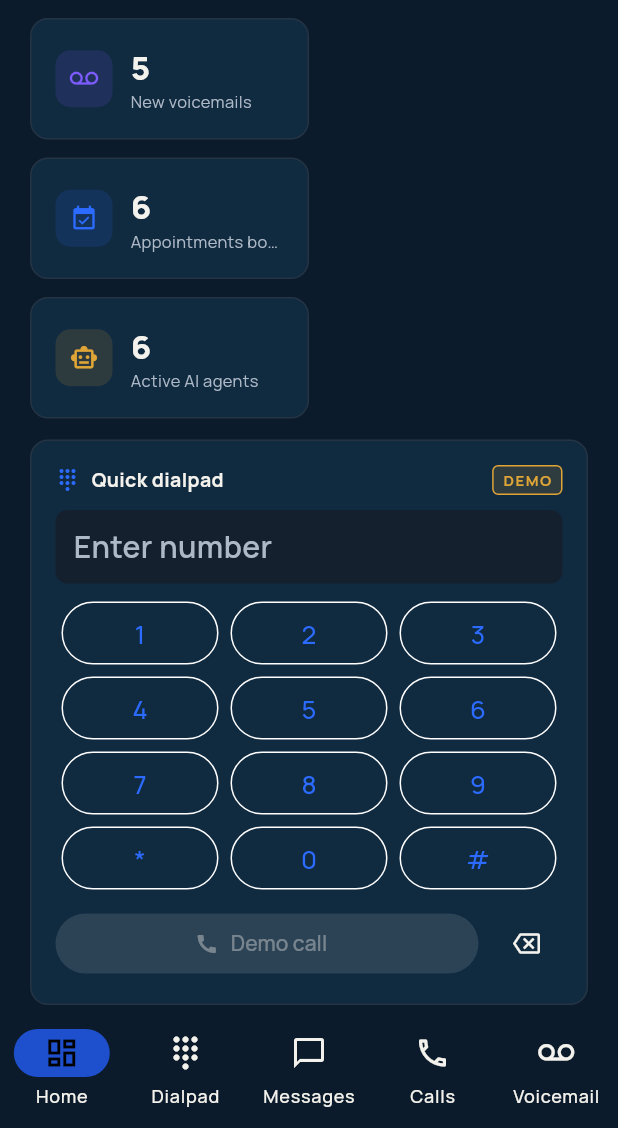
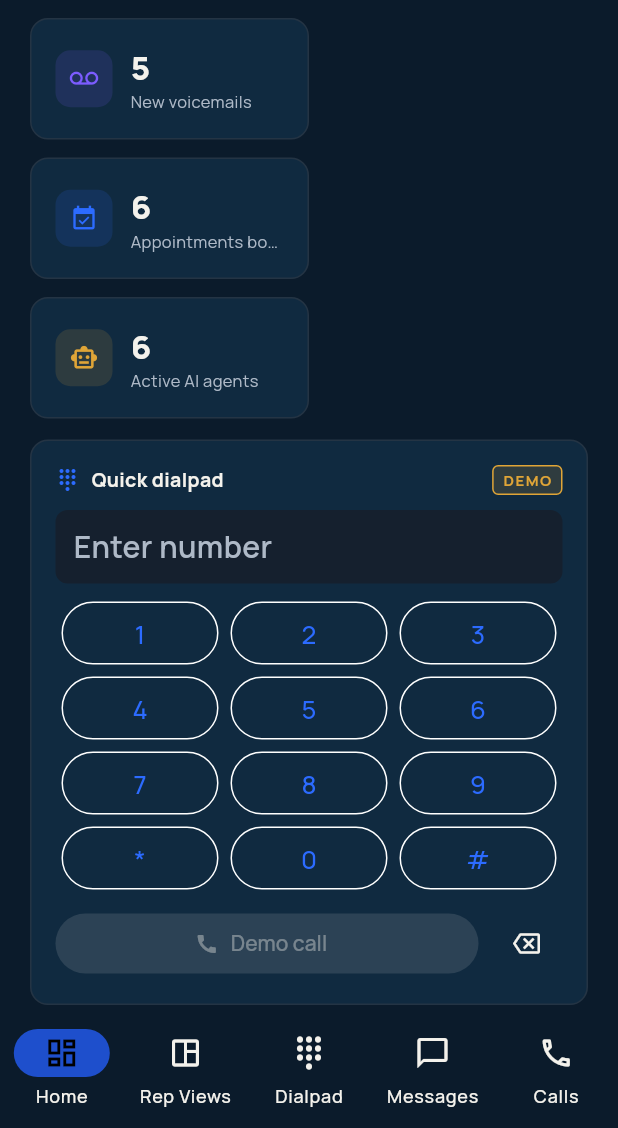
Before and after one commit to awwmit-69/Powerline, a Flutter app: the screen it shows after launch, scrolled down 576 dp, on a phone screen of 412 x 824 dp, the part 108-1236 px from its top. Run offline on Flutter 3.47's test engine with Material 3 defaults, Android fonts, the phone set to English and light mode, and no system bars; our stand-ins replace audioplayers, csv, flutter_riverpod, go_router, shared_preferences; missing offline and left inert: dart:js, file_selector.

Commit message:
Add rep workspace navigation

```diff
--- a/flutter_app/lib/features/shell/app_shell.dart
+++ b/flutter_app/lib/features/shell/app_shell.dart
@@ -15,6 +15,7 @@ import '../search/search_palette.dart';
 
 const _navItems = [
   ('/home', Icons.dashboard_outlined, 'Home'),
+  ('/workspaces', Icons.space_dashboard_outlined, 'Rep Views'),
   ('/dialpad', Icons.dialpad, 'Dialpad'),
   ('/messages', Icons.chat_bubble_outline, 'Messages'),
   ('/calls', Icons.call_outlined, 'Calls'),
@@ -35,8 +36,9 @@ class AppShell extends ConsumerWidget {
   Widget build(BuildContext context, WidgetRef ref) {
     final session = ref.watch(callSessionProvider);
     final wide = MediaQuery.of(context).size.width >= 900;
-    final index =
-        _navItems.indexWhere((i) => location.startsWith(i.$1)).clamp(0, 9);
+    final index = _navItems
+        .indexWhere((i) => location.startsWith(i.$1))
+        .clamp(0, _navItems.length - 1);
 
     final body = Stack(
       children: [
@@ -133,7 +135,9 @@ class AppShell extends ConsumerWidget {
                 ),
                 const Padding(
                   padding: EdgeInsets.all(12),
-                  child: DemoBadge(label: 'DEMO MODE — no live telecom'),
+                  child: DemoBadge(
+                    label: 'TWILIO CALLING LIVE · AI/SMS TEST MODE',
+                  ),
                 ),
               ],
             ),
```
